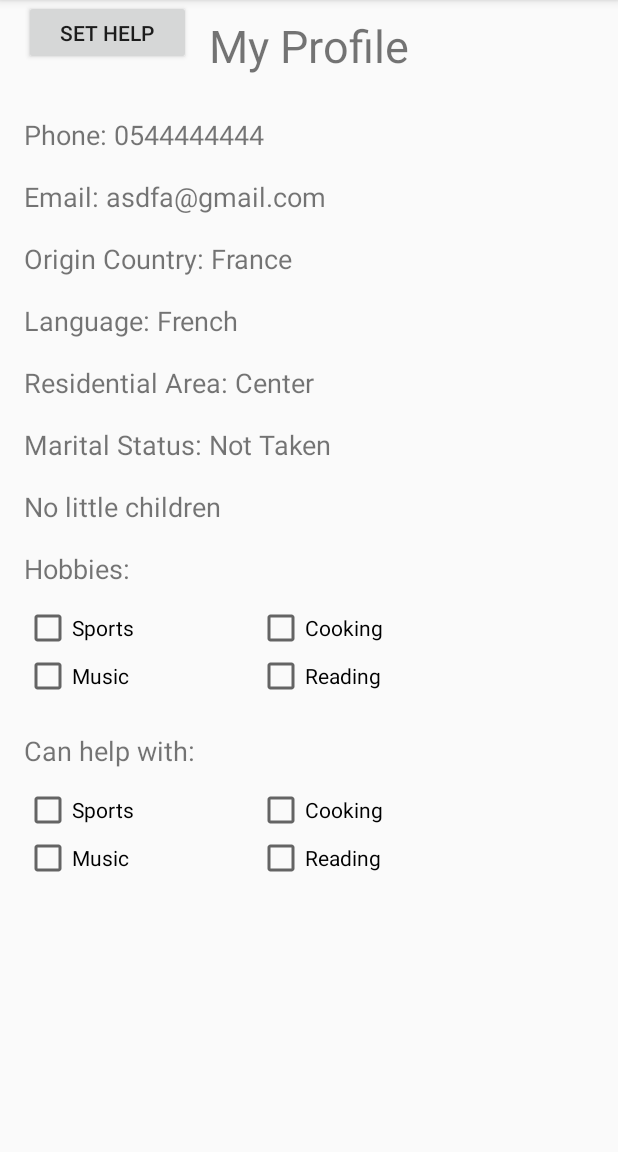
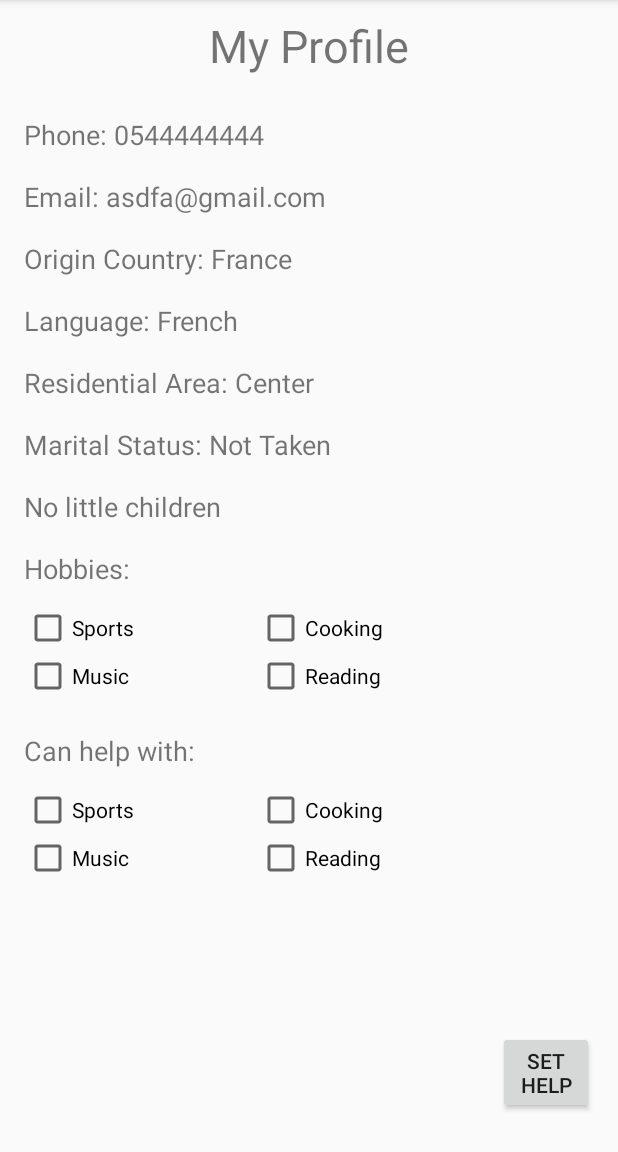
Before and after one commit to avitalze/All4Ole-Client, an Android app: the ProfileDisplay screen opened directly, with no data from a screen before it, after a tap on "SET HELP", on a phone screen of 412 x 824 dp, the part 84-1236 px from its top. Run offline under Robolectric (Android 15) with nearby library versions, the phone set to English and light mode, and no system bars; 13 statements that could not run were skipped.

Commit message:
Changed Profile Display view

```diff
--- a/app/src/main/java/com/example/all4ole_client/ProfileDisplay.kt
+++ b/app/src/main/java/com/example/all4ole_client/ProfileDisplay.kt
@@ -1,6 +1,5 @@
 package com.example.all4ole_client
 
-import android.content.Intent
 import androidx.appcompat.app.AppCompatActivity
 import android.os.Bundle
 import android.view.View
@@ -11,8 +10,6 @@ import com.google.gson.GsonBuilder
 import kotlinx.coroutines.CoroutineScope
 import kotlinx.coroutines.Dispatchers
 import kotlinx.coroutines.launch
-import okhttp3.MediaType
-import okhttp3.RequestBody
 import okhttp3.ResponseBody
 import retrofit2.Call
 import retrofit2.Callback
@@ -24,8 +21,8 @@ class ProfileDisplay : AppCompatActivity() {
     private lateinit var currUser: User
     private var isMyUser: Boolean = true
     private lateinit var setHelpButton: Button
-    private lateinit var helpBtns: ArrayList<CheckBox>
-    private lateinit var hobbyBtns: ArrayList<CheckBox>
+    private lateinit var helpCheckBoxes: ArrayList<CheckBox>
+    private lateinit var hobbyCheckBoxes: ArrayList<CheckBox>
     private lateinit var url: String
 
 
@@ -42,17 +39,24 @@ class ProfileDisplay : AppCompatActivity() {
         }
 
         makeTextViews()
-        helpBtns = ArrayList<CheckBox>()
-        hobbyBtns = ArrayList<CheckBox>()
+        helpCheckBoxes = ArrayList<CheckBox>()
+        hobbyCheckBoxes = ArrayList<CheckBox>()
 
+        var mask:Int = 1
         for (x in 1..8) {
             val buttonHelpID = "btnHelp$x"
             val buttonHobbyID = "btnHobby$x"
 
             val resHelpID = resources.getIdentifier(buttonHelpID, "id", packageName)
             val resHobbyID = resources.getIdentifier(buttonHobbyID, "id", packageName)
-            helpBtns.add(findViewById<View>(resHelpID) as CheckBox)
-            hobbyBtns.add(findViewById<View>(resHobbyID) as CheckBox)
+            helpCheckBoxes.add(findViewById<View>(resHelpID) as CheckBox)
+
+            if((currUser.hobbies and mask) == 1){
+
+            }
+            if((currUser.hobbies and mask) == 1)
+            hobbyCheckBoxes.add(findViewById<View>(resHobbyID) as CheckBox)
+            mask = mask shl 1
         }
 
         //b.text = """Phone:${currUser.cell} """
@@ -89,6 +93,11 @@ class ProfileDisplay : AppCompatActivity() {
             b = findViewById(R.id.txtProfile)
             b.text = applicationContext.getString(R.string.otherProfileDisplay, currUser.firstName, currUser.lastName)
         }
+
+        for(hobby in hobbyCheckBoxes){
+
+        }
+
         /*  b = findViewById(R.id.txtPhone)
           b.text = applicationContext.getString(R.string.phone, currUser.cell)
           b = findViewById(R.id.txtPhone)
@@ -97,7 +106,7 @@ class ProfileDisplay : AppCompatActivity() {
 
     fun btnSetHelpOnClick(view: View) {
         var help: Int = 0
-        for ((i, checkBox) in helpBtns.withIndex()) {
+        for ((i, checkBox) in helpCheckBoxes.withIndex()) {
             if (checkBox.isChecked) {
                 help = help or (1 shl i)
             }
--- a/app/src/main/res/layout/activity_profile_display.xml
+++ b/app/src/main/res/layout/activity_profile_display.xml
@@ -1,6 +1,5 @@
 <?xml version="1.0" encoding="utf-8"?>
 <RelativeLayout xmlns:android="http://schemas.android.com/apk/res/android"
-    xmlns:app="http://schemas.android.com/apk/res-auto"
     xmlns:tools="http://schemas.android.com/tools"
     android:layout_width="match_parent"
     android:layout_height="match_parent"
@@ -203,16 +202,17 @@
         />
     <ScrollView
         android:id="@+id/helpScrollProfile"
-        android:layout_width="wrap_content"
-        android:layout_height="70dp"
+        android:layout_width="300dp"
+        android:layout_height="60dp"
         android:layout_marginStart="16dp"
         android:layout_marginBottom="20dp"
         android:layout_below="@id/canHelp">
 
         <TableLayout
-            android:layout_width="match_parent"
+            android:layout_width="wrap_content"
             android:layout_height="wrap_content"
             >
+
 
             <TableRow
                 android:layout_width="match_parent"
@@ -288,11 +288,13 @@
 
     <Button
         android:id="@+id/btnSetHelp"
-        android:layout_width="111dp"
-        android:layout_height="43dp"
+        android:layout_width="79dp"
+        android:layout_height="wrap_content"
+        android:layout_alignParentBottom="true"
         android:layout_marginStart="16dp"
         android:layout_marginEnd="16dp"
-        android:layout_marginBottom="150dp"
+        android:layout_marginBottom="25dp"
+        android:layout_toEndOf="@id/helpScrollProfile"
         android:onClick="btnSetHelpOnClick"
         android:text="Set Help" />
 </RelativeLayout>
```
